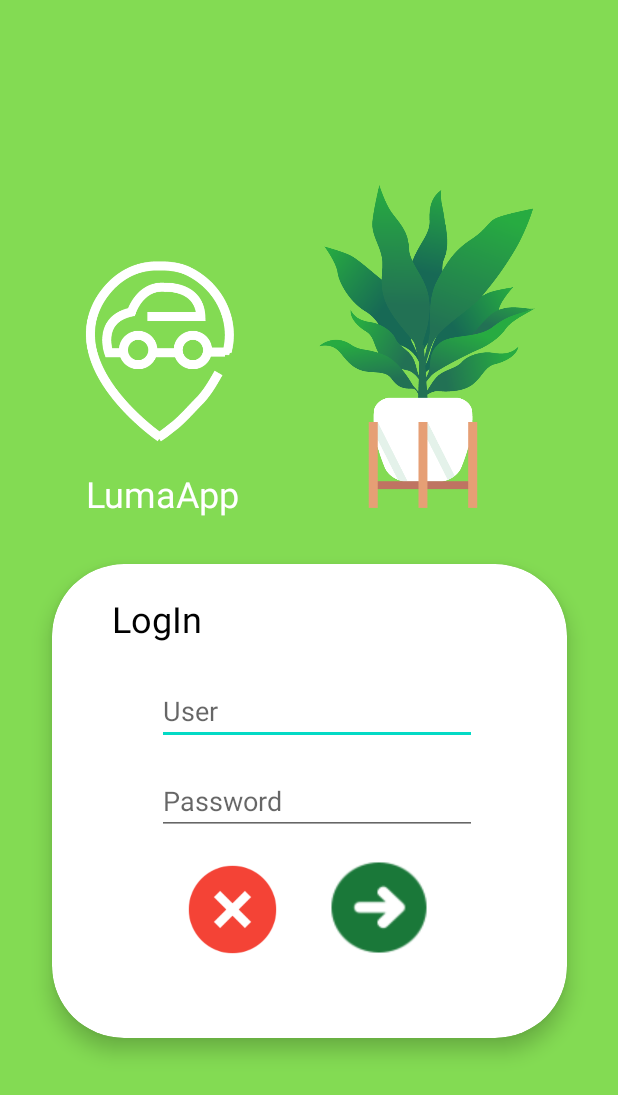
After one commit to Hana897TRX/TecPool, an Android app: the layout login_main.xml on its own in the app's theme, with its tools: preview values and no code run, on a phone screen of 412 x 824 dp. The commit adds this screen. Shown: the top 1095 px of the screen. Run offline under Robolectric (Android 15) with nearby library versions, the light colour scheme and no system bars.

Commit message:
Added LogIn UI

```diff
--- a/LumaApp/app/build.gradle
+++ b/LumaApp/app/build.gradle
@@ -30,6 +30,7 @@ dependencies {
     implementation 'androidx.core:core-ktx:1.3.2'
     implementation 'androidx.appcompat:appcompat:1.2.0'
     implementation 'androidx.constraintlayout:constraintlayout:2.0.2'
+    implementation 'androidx.cardview:cardview:1.0.0'
     testImplementation 'junit:junit:4.12'
     androidTestImplementation 'androidx.test.ext:junit:1.1.2'
     androidTestImplementation 'androidx.test.espresso:espresso-core:3.3.0'
--- /dev/null
+++ b/LumaApp/app/src/main/res/layout/login_main.xml
@@ -0,0 +1,154 @@
+<?xml version="1.0" encoding="utf-8"?>
+<androidx.constraintlayout.widget.ConstraintLayout xmlns:android="http://schemas.android.com/apk/res/android"
+    xmlns:app="http://schemas.android.com/apk/res-auto"
+    xmlns:tools="http://schemas.android.com/tools"
+    android:layout_width="match_parent"
+    android:layout_height="match_parent"
+    android:background="@color/background">
+
+    <androidx.constraintlayout.widget.Guideline
+        android:id="@+id/guideline5"
+        android:layout_width="wrap_content"
+        android:layout_height="wrap_content"
+        android:orientation="vertical"
+        app:layout_constraintGuide_percent="0.04136253" />
+
+    <androidx.constraintlayout.widget.Guideline
+        android:id="@+id/guideline7"
+        android:layout_width="wrap_content"
+        android:layout_height="wrap_content"
+        android:orientation="vertical"
+        app:layout_constraintGuide_percent="0.96107054" />
+
+    <androidx.constraintlayout.widget.Guideline
+        android:id="@+id/guideline8"
+        android:layout_width="wrap_content"
+        android:layout_height="wrap_content"
+        android:orientation="horizontal"
+        app:layout_constraintGuide_percent="0.04" />
+
+    <androidx.constraintlayout.widget.Guideline
+        android:id="@+id/guideline9"
+        android:layout_width="wrap_content"
+        android:layout_height="wrap_content"
+        android:orientation="horizontal"
+        app:layout_constraintGuide_percent="0.96032834" />
+
+    <!--Layout Starts here-->
+    <ImageView
+        android:id="@+id/imageView3"
+        android:layout_width="193dp"
+        android:layout_height="215dp"
+        android:layout_marginStart="4dp"
+        android:layout_marginLeft="4dp"
+        android:elevation="9dp"
+        app:layout_constraintBottom_toBottomOf="parent"
+        app:layout_constraintEnd_toStartOf="@+id/guideline7"
+        app:layout_constraintHorizontal_bias="0.722"
+        app:layout_constraintStart_toEndOf="@+id/imgLogo"
+        app:layout_constraintTop_toTopOf="parent"
+        app:layout_constraintVertical_bias="0.203"
+        app:srcCompat="@drawable/maceta" />
+
+    <androidx.cardview.widget.CardView
+        android:id="@+id/cardView"
+        android:layout_width="343dp"
+        android:layout_height="316dp"
+        app:cardCornerRadius="48dp"
+        app:cardElevation="8dp"
+        app:layout_constraintBottom_toTopOf="@+id/guideline9"
+        app:layout_constraintEnd_toStartOf="@+id/guideline7"
+        app:layout_constraintHorizontal_bias="0.485"
+        app:layout_constraintStart_toStartOf="@+id/guideline5"
+        app:layout_constraintTop_toTopOf="@+id/guideline8"
+        app:layout_constraintVertical_bias="0.775">
+
+        <EditText
+            android:id="@+id/txtUser"
+            android:layout_width="wrap_content"
+            android:layout_height="wrap_content"
+            android:layout_marginLeft="70dp"
+            android:layout_marginTop="75dp"
+            android:ems="10"
+            android:hint="@string/User"
+            android:inputType="textPersonName"
+            android:layout_marginStart="70dp" />
+
+        <EditText
+            android:id="@+id/txtPass"
+            android:layout_width="wrap_content"
+            android:layout_height="wrap_content"
+            android:layout_marginLeft="70dp"
+            android:layout_marginTop="135dp"
+            android:ems="10"
+            android:hint="@string/Password"
+            android:inputType="textPersonName"
+            android:layout_marginStart="70dp" />
+
+        <Button
+            android:id="@+id/button6"
+            android:layout_width="65dp"
+            android:layout_height="62dp"
+            android:layout_marginLeft="185dp"
+            android:layout_marginTop="198dp"
+            android:background="@drawable/accept"
+            android:layout_marginStart="185dp" />
+
+        <Button
+            android:id="@+id/btnCancel"
+            style="@style/Widget.AppCompat.Button.Borderless"
+            android:layout_width="70dp"
+            android:layout_height="70dp"
+            android:layout_marginLeft="85dp"
+            android:layout_marginTop="195dp"
+            android:background="@drawable/cancel"
+            android:elevation="8dp"
+            android:layout_marginStart="85dp" />
+
+        <TextView
+            android:id="@+id/textView3"
+            android:layout_width="wrap_content"
+            android:layout_height="wrap_content"
+            android:layout_marginLeft="40dp"
+            android:layout_marginTop="20dp"
+            android:text="@string/LogIn"
+            android:textColor="#000"
+            android:textSize="24sp"
+            android:layout_marginStart="40dp" />
+
+    </androidx.cardview.widget.CardView>
+
+    <ImageView
+        android:id="@+id/imgLogo"
+        android:layout_width="129dp"
+        android:layout_height="170dp"
+        android:layout_marginTop="57dp"
+        android:layout_marginEnd="8dp"
+        android:layout_marginRight="8dp"
+        app:layout_constraintBottom_toTopOf="@+id/cardView"
+        app:layout_constraintEnd_toStartOf="@+id/imageView3"
+        app:layout_constraintStart_toStartOf="@+id/guideline5"
+        app:layout_constraintTop_toTopOf="parent"
+        app:layout_constraintVertical_bias="0.784"
+        app:srcCompat="@drawable/carro" />
+
+    <TextView
+        android:id="@+id/textView4"
+        android:layout_width="wrap_content"
+        android:layout_height="wrap_content"
+        android:layout_marginStart="40dp"
+        android:layout_marginLeft="40dp"
+        android:layout_marginEnd="24dp"
+        android:layout_marginRight="24dp"
+        android:layout_marginBottom="24dp"
+        android:text="@string/app_name"
+        android:textColor="#FFF"
+        android:textSize="24sp"
+        app:layout_constraintBottom_toTopOf="@+id/cardView"
+        app:layout_constraintEnd_toStartOf="@+id/imageView3"
+        app:layout_constraintHorizontal_bias="0.0"
+        app:layout_constraintStart_toStartOf="@+id/guideline5"
+        app:layout_constraintTop_toTopOf="@+id/guideline8"
+        app:layout_constraintVertical_bias="0.977" />
+
+</androidx.constraintlayout.widget.ConstraintLayout>
--- a/LumaApp/app/src/main/res/values/colors.xml
+++ b/LumaApp/app/src/main/res/values/colors.xml
@@ -3,8 +3,9 @@
     <color name="colorPrimary">#6200EE</color>
     <color name="colorPrimaryDark">#3700B3</color>
     <color name="colorAccent">#03DAC5</color>
+    <color name="negation">#D50000</color>
 
     <color name="background">#83DB53</color>
-    <color name="letters">#1a7839</color>
-    <color name="letters2">#e69f75</color>
+    <color name="letters">#1A7839</color>
+    <color name="letters2">#E69f75</color>
 </resources>
--- a/LumaApp/app/src/main/res/values/strings.xml
+++ b/LumaApp/app/src/main/res/values/strings.xml
@@ -1,3 +1,6 @@
 <resources>
     <string name="app_name">LumaApp</string>
+    <string name="LogIn">LogIn</string>
+    <string name="User">User</string>
+    <string name="Password">Password</string>
 </resources>
```
Also changed, not shown: LumaApp/app/src/main/res/drawable/accept.png (added), LumaApp/app/src/main/res/drawable/cancel.png (added), LumaApp/app/src/main/res/drawable/carro.png (renamed from LumaApp/app/src/main/res/drawable/icono_carro.png).
